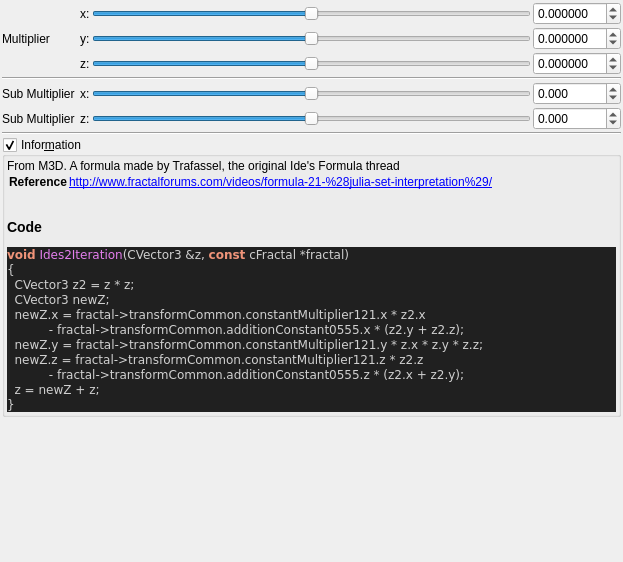
The window that mandelbulber2/qt_data/fractal_ides2.ui (buddhi1980/mandelbulber2) describes before a commit, drawn with Qt 5.
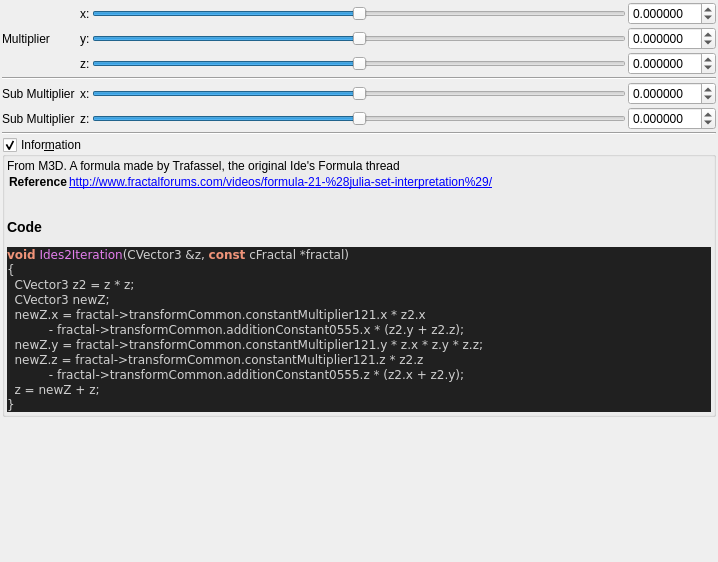
The same window after the commit. Custom widgets are drawn as their Qt base class.

```diff
--- a/mandelbulber2/qt_data/fractal_ides2.ui
+++ b/mandelbulber2/qt_data/fractal_ides2.ui
@@ -6,7 +6,7 @@
    <rect>
     <x>0</x>
     <y>0</y>
-    <width>623</width>
+    <width>718</width>
     <height>562</height>
    </rect>
   </property>
@@ -263,10 +263,10 @@
         </sizepolicy>
        </property>
        <property name="minimum">
-        <number>-2000</number>
+        <number>-2000000</number>
        </property>
        <property name="maximum">
-        <number>2000</number>
+        <number>2000000</number>
        </property>
        <property name="value">
         <number>0</number>
@@ -288,10 +288,10 @@
         </sizepolicy>
        </property>
        <property name="minimum">
-        <number>-2000</number>
+        <number>-2000000</number>
        </property>
        <property name="maximum">
-        <number>2000</number>
+        <number>2000000</number>
        </property>
        <property name="value">
         <number>0</number>
@@ -319,13 +319,13 @@
         <string/>
        </property>
        <property name="decimals">
-        <number>3</number>
+        <number>6</number>
        </property>
        <property name="minimum">
-        <double>-2000.000000000000000</double>
+        <double>-99.998999999999995</double>
        </property>
        <property name="maximum">
-        <double>2000.000000000000000</double>
+        <double>99.998999999999995</double>
        </property>
        <property name="singleStep">
         <double>0.100000000000000</double>
@@ -347,13 +347,13 @@
         <string/>
        </property>
        <property name="decimals">
-        <number>3</number>
+        <number>6</number>
        </property>
        <property name="minimum">
-        <double>-2000.000000000000000</double>
+        <double>-99.998999999999995</double>
        </property>
        <property name="maximum">
-        <double>2000.000000000000000</double>
+        <double>99.998999999999995</double>
        </property>
        <property name="singleStep">
         <double>0.100000000000000</double>
```
